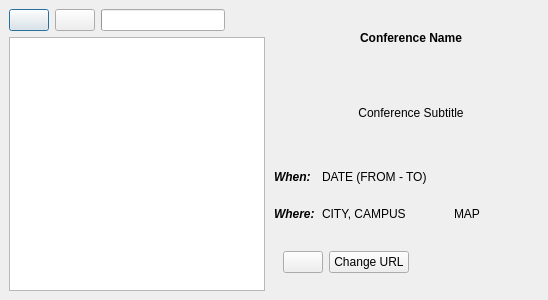
Above: src/gui/conferenceeditor.ui from edulix/confclerk before the change. Below: the same form after it.
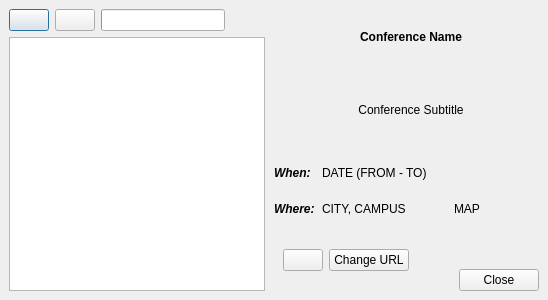
That is the form after the change. Icons and pictures are not drawn.

Commit message:
UI tune: use buttonBox instead of single buttons to comply with platform conventions
maemo5 does not print "Cancel" buttons, and names "OK" differently
just use buttonBox, and it will behave properly at each platform

```diff
--- a/src/gui/conferenceeditor.ui
+++ b/src/gui/conferenceeditor.ui
@@ -253,6 +253,12 @@
           </item>
           <item>
            <widget class="QWidget" name="widget_5" native="true">
+            <property name="sizePolicy">
+             <sizepolicy hsizetype="Preferred" vsizetype="Fixed">
+              <horstretch>0</horstretch>
+              <verstretch>0</verstretch>
+             </sizepolicy>
+            </property>
             <layout class="QHBoxLayout" name="horizontalLayout_3">
              <item>
               <widget class="QPushButton" name="refreshBtn">
@@ -285,6 +291,41 @@
                </property>
               </spacer>
              </item>
+             <item>
+              <widget class="QWidget" name="widget" native="true">
+               <layout class="QVBoxLayout" name="verticalLayout">
+                <property name="spacing">
+                 <number>0</number>
+                </property>
+                <property name="margin">
+                 <number>0</number>
+                </property>
+                <item>
+                 <spacer name="verticalSpacer">
+                  <property name="orientation">
+                   <enum>Qt::Vertical</enum>
+                  </property>
+                  <property name="sizeHint" stdset="0">
+                   <size>
+                    <width>20</width>
+                    <height>40</height>
+                   </size>
+                  </property>
+                 </spacer>
+                </item>
+                <item>
+                 <widget class="QDialogButtonBox" name="buttonBox">
+                  <property name="standardButtons">
+                   <set>QDialogButtonBox::Close</set>
+                  </property>
+                  <property name="centerButtons">
+                   <bool>false</bool>
+                  </property>
+                 </widget>
+                </item>
+               </layout>
+              </widget>
+             </item>
             </layout>
            </widget>
           </item>
```
The commit also changes 3 other files.
